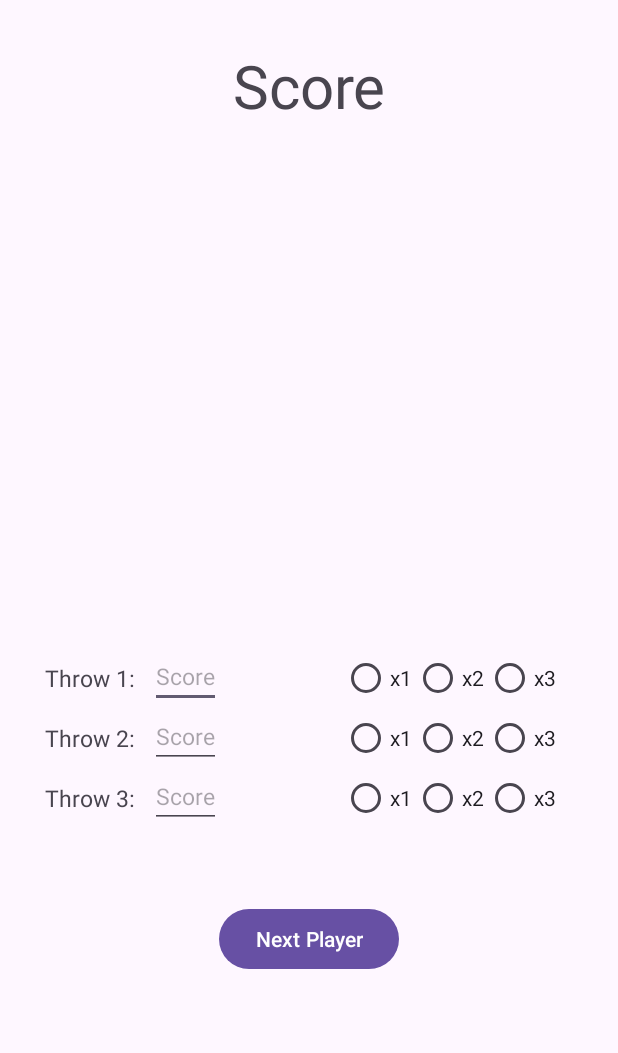
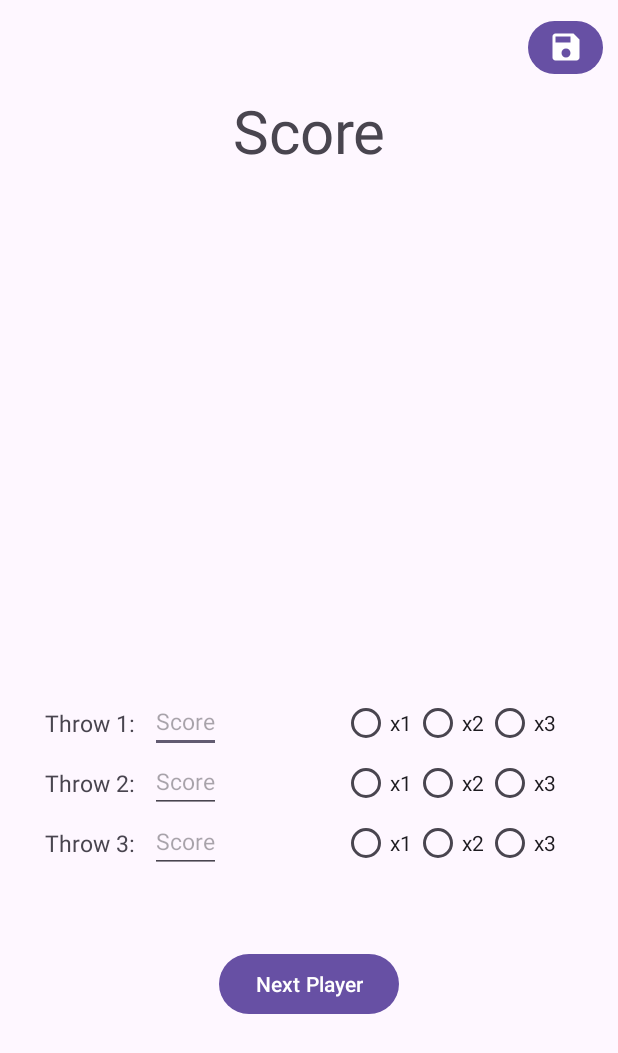
Before and after one commit to mandresik/Darts-Counter, an Android app: the GameActivity screen opened directly, with no data from a screen before it, on a phone screen of 412 x 824 dp. Shown: the top 1053 px of the screen. Run offline under Robolectric (Android 15) with nearby library versions, the phone set to English and light mode, and no system bars; our stand-ins replace Room's generated code, data binding.

Commit message:
Saving game
Saving game has been completed. After clicking on button Save in Game Activity, current game and score is saved to the database and app returns to the Main menu Activity.

```diff
--- a/app/src/main/AndroidManifest.xml
+++ b/app/src/main/AndroidManifest.xml
@@ -3,6 +3,7 @@
     xmlns:tools="http://schemas.android.com/tools">
 
     <application
+        android:name=".MyApplication"
         android:allowBackup="true"
         android:dataExtractionRules="@xml/data_extraction_rules"
         android:fullBackupContent="@xml/backup_rules"
--- a/app/src/main/java/cz/mandr/dartscounter/screens/GameActivity.kt
+++ b/app/src/main/java/cz/mandr/dartscounter/screens/GameActivity.kt
@@ -1,8 +1,10 @@
 package cz.mandr.dartscounter.screens
 
+import android.content.Intent
 import androidx.appcompat.app.AppCompatActivity
 import android.os.Bundle
 import androidx.lifecycle.ViewModelProvider
+import cz.mandr.dartscounter.MyApplication
 import cz.mandr.dartscounter.databinding.ActivityGameBinding
 
 class GameActivity : AppCompatActivity() {
@@ -15,7 +17,8 @@ class GameActivity : AppCompatActivity() {
         binding = ActivityGameBinding.inflate(layoutInflater)
         setContentView(binding.root)
 
-        viewModel = ViewModelProvider(this, GameViewModelFactory())
+        val app = application as MyApplication
+        viewModel = ViewModelProvider(this, GameViewModelFactory(app.repository))
             .get(GameViewModel::class.java)
 
         binding.viewModel = viewModel
@@ -39,5 +42,14 @@ class GameActivity : AppCompatActivity() {
             viewModel.playersScore[i].value = arrScore!![i]
         }
 
+
+        viewModel.processToMain.observe(this, { value ->
+            if(value){
+                val intent = Intent(this, MainActivity::class.java)
+                startActivity(intent)
+                viewModel.processToMain.value = false
+            }
+        })
+
     }
 }
--- a/app/src/main/java/cz/mandr/dartscounter/screens/GameViewModelFactory.kt
+++ b/app/src/main/java/cz/mandr/dartscounter/screens/GameViewModelFactory.kt
@@ -2,12 +2,13 @@ package cz.mandr.dartscounter.screens
 
 import androidx.lifecycle.ViewModel
 import androidx.lifecycle.ViewModelProvider
+import cz.mandr.dartscounter.Repository
 
-class GameViewModelFactory() : ViewModelProvider.Factory {
+class GameViewModelFactory(private val repository: Repository) : ViewModelProvider.Factory {
 
     override fun <T : ViewModel> create(modelClass: Class<T>): T {
         if (modelClass.isAssignableFrom(GameViewModel::class.java)){
-            return GameViewModel() as T
+            return GameViewModel(repository) as T
         }
         throw IllegalArgumentException("Wrong ViewModel class")
     }
--- /dev/null
+++ b/app/src/main/res/drawable/save.xml
@@ -0,0 +1,5 @@
+<vector android:height="24dp" android:tint="#FFFFFF"
+    android:viewportHeight="24" android:viewportWidth="24"
+    android:width="24dp" xmlns:android="http://schemas.android.com/apk/res/android">
+    <path android:fillColor="@android:color/white" android:pathData="M17,3L5,3c-1.11,0 -2,0.9 -2,2v14c0,1.1 0.89,2 2,2h14c1.1,0 2,-0.9 2,-2L21,7l-4,-4zM12,19c-1.66,0 -3,-1.34 -3,-3s1.34,-3 3,-3 3,1.34 3,3 -1.34,3 -3,3zM15,9L5,9L5,5h10v4z"/>
+</vector>
--- a/app/src/main/res/layout/activity_game.xml
+++ b/app/src/main/res/layout/activity_game.xml
@@ -18,7 +18,7 @@
             android:id="@+id/textView_Score"
             android:layout_width="wrap_content"
             android:layout_height="wrap_content"
-            android:layout_marginTop="30dp"
+            android:layout_marginTop="60dp"
             android:text="@string/GAME_Score"
             android:textSize="40sp"
             app:layout_constraintEnd_toEndOf="parent"
@@ -422,12 +422,23 @@
             android:layout_width="wrap_content"
             android:layout_height="wrap_content"
             android:layout_marginTop="50dp"
+            android:onClick="@{ () -> viewModel.handleScore() }"
             android:text="@string/GAME_NextPlayer"
-            android:onClick="@{ () -> viewModel.handleScore() }"
             app:layout_constraintEnd_toEndOf="parent"
             app:layout_constraintStart_toStartOf="parent"
             app:layout_constraintTop_toBottomOf="@+id/layoutThrow3" />
 
+        <Button
+            android:id="@+id/button_save"
+            android:layout_width="50dp"
+            android:layout_height="43dp"
+            android:layout_marginTop="10dp"
+            android:layout_marginEnd="10dp"
+            android:drawableBottom="@drawable/save"
+            android:onClick="@{ () -> viewModel.saveGame() }"
+            app:layout_constraintEnd_toEndOf="parent"
+            app:layout_constraintTop_toTopOf="parent" />
+
 
     </androidx.constraintlayout.widget.ConstraintLayout>
 </layout>
--- a/app/src/main/res/values/strings.xml
+++ b/app/src/main/res/values/strings.xml
@@ -14,5 +14,6 @@
     <string name="GAME_Throw2">Throw 2:</string>
     <string name="GAME_Throw3">Throw 3:</string>
     <string name="GAME_NextPlayer">Next Player</string>
+    <string name="GAME_Save">Save</string>
 
 </resources>
```
Also changed, not shown: app/src/main/java/cz/mandr/dartscounter/screens/GameViewModel.kt (+28 -1 lines).
